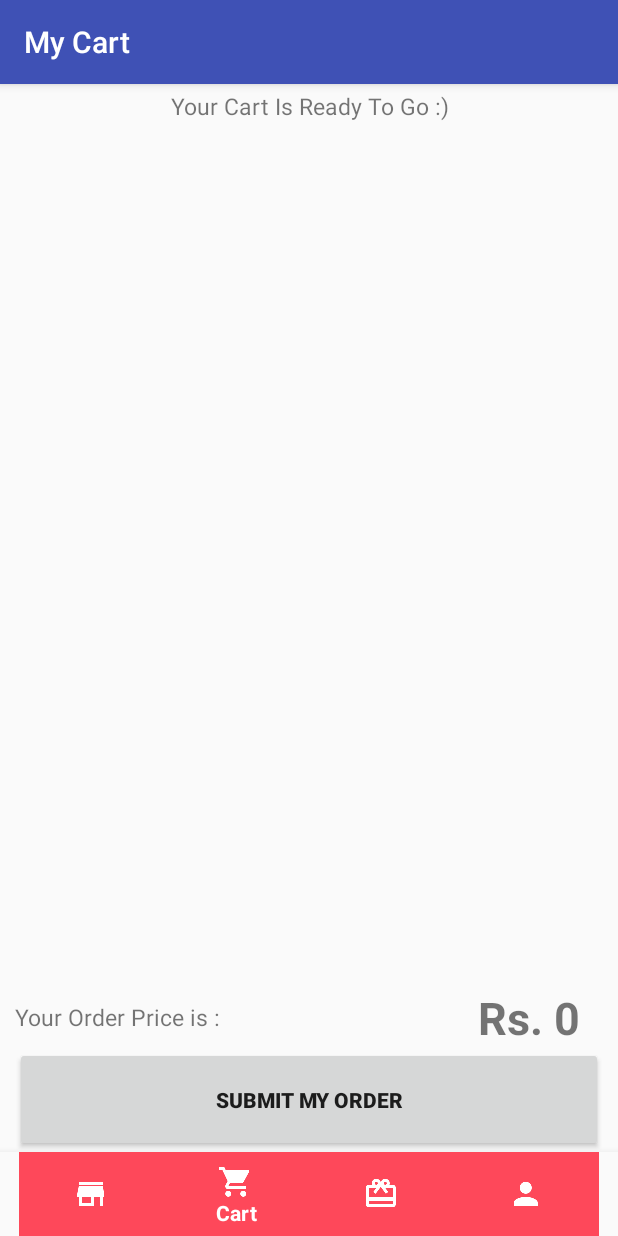
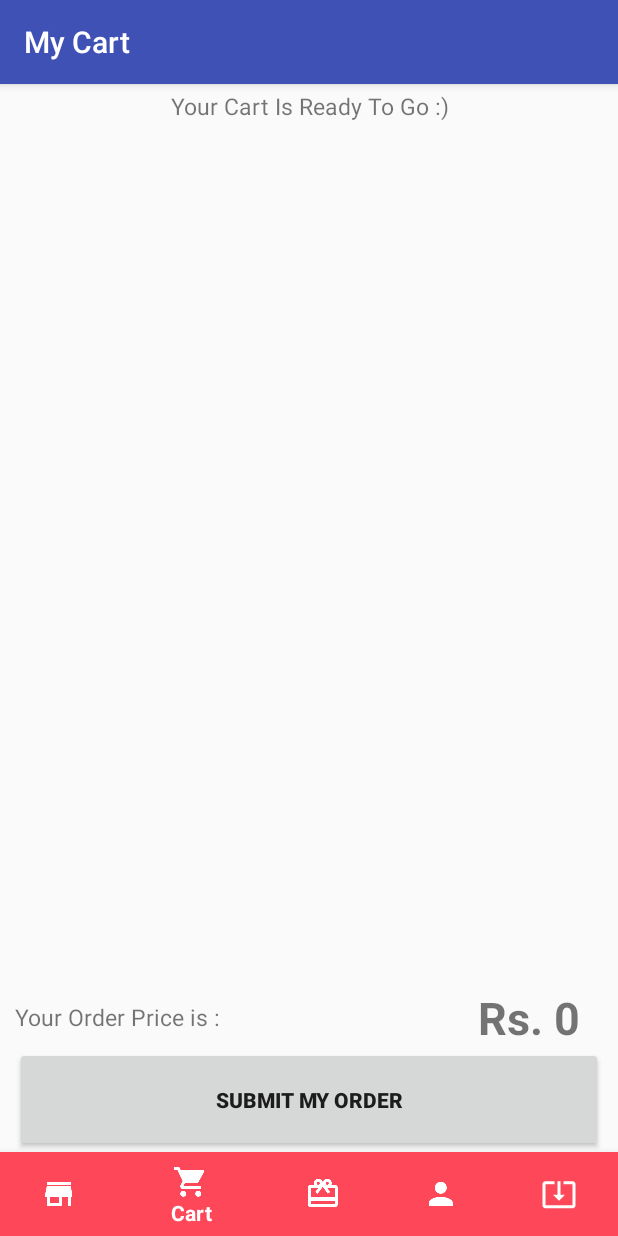
Before and after one commit to hkumarp31/MyCantNn_aPP, an Android app: the CartActivity screen opened directly, with no data from a screen before it, on a phone screen of 412 x 824 dp. Run offline under Robolectric (Android 15) with nearby library versions, the phone set to English and light mode, and no system bars; our stand-ins replace Firebase (no records; nobody signed in at launch, a user with empty details on screens opened directly).

Commit message:
Old : cart_recycler_layout.xml - layout's design old : navigation.xml - Customer Notification in Bottom Navigation Old : mipmap folder - Customer Notification icons

```diff
--- a/app/src/main/res/layout/cart_recycler_layout.xml
+++ b/app/src/main/res/layout/cart_recycler_layout.xml
@@ -1,9 +1,9 @@
 <?xml version="1.0" encoding="utf-8"?>
 <RelativeLayout xmlns:android="http://schemas.android.com/apk/res/android"
-    xmlns:app="http://schemas.android.com/apk/res-auto"
     xmlns:tools="http://schemas.android.com/tools"
     android:layout_width="match_parent"
     android:layout_height="match_parent"
+    xmlns:app="http://schemas.android.com/apk/res-auto"
     android:orientation="vertical">
 
 
@@ -11,18 +11,21 @@
         android:id="@+id/YourCartIsReadyToGoID"
         android:layout_width="match_parent"
         android:layout_height="30dp"
+        android:text="Your Cart Is Ready To Go :)"
+        android:textSize="15dp"
+        android:textAlignment="center"
         android:gravity="center_vertical"
-        android:text="Your Cart Is Ready To Go :)"
-        android:textAlignment="center"
-        android:textSize="15dp" />
-
+        />
     <android.support.v7.widget.RecyclerView
         android:id="@+id/CartRecyclerLayoutID"
         android:layout_width="match_parent"
         android:layout_height="wrap_content"
         android:layout_alignParentStart="true"
         android:layout_below="@+id/YourCartIsReadyToGoID"
+        android:layout_above="@id/LinearLayoutTotalPrice"
         android:layout_marginHorizontal="10dp"
+        android:layout_marginBottom="5dp"
+        android:layout_marginTop="5dp"
         tools:ignore="RtlCompat">
 
     </android.support.v7.widget.RecyclerView>
@@ -31,9 +34,9 @@
         android:id="@+id/LinearLayoutTotalPrice"
         android:layout_width="match_parent"
         android:layout_height="40dp"
+        android:orientation="horizontal"
         android:layout_above="@id/SubmitOrder"
-        android:layout_marginHorizontal="10dp"
-        android:orientation="horizontal">
+        android:layout_marginHorizontal="10dp">
 
         <TextView
             android:id="@+id/YourOrderPriceID"
@@ -41,9 +44,8 @@
             android:layout_height="match_parent"
             android:layout_weight="1"
             android:gravity="center_vertical"
-            android:text="Your Order Price is :"
-            android:textSize="15dp" />
-
+            android:textSize="15dp"
+            android:text="Your Order Price is :" />
         <TextView
             android:id="@+id/TotalOrderPriceID"
             android:layout_width="0dp"
@@ -56,18 +58,17 @@
             tools:ignore="RtlCompat" />
 
     </LinearLayout>
-
     <Button
         android:id="@+id/SubmitOrder"
         android:layout_width="match_parent"
         android:layout_height="70dp"
         android:layout_above="@+id/navigation"
-        android:layout_marginHorizontal="10dp"
         android:gravity="center"
         android:text="Submit My Order"
         android:textAlignment="center"
-        android:textStyle="bold" />
-
+        android:textStyle="bold"
+        android:layout_marginHorizontal="10dp"
+        />
     <android.support.design.widget.BottomNavigationView
         android:id="@+id/navigation"
         android:layout_width="match_parent"
--- a/app/src/main/res/menu/navigation.xml
+++ b/app/src/main/res/menu/navigation.xml
@@ -34,5 +34,12 @@
 
         android:title="@string/title_profile"
         app:showAsAction="always" />
+    <item
+        android:id="@+id/ClientNotificationBottomNavigation"
+        android:icon="@mipmap/ic_system_update_alt_white_24dp"
+        android:title="Notification"
+
+        android:enabled="true"
+        app:showAsAction="always"/>
 
 </menu>
```
Also changed, not shown: app/src/main/res/mipmap-hdpi/ic_system_update_alt_white_24dp.png (added), app/src/main/res/mipmap-mdpi/ic_system_update_alt_white_24dp.png (added), app/src/main/res/mipmap-xhdpi/ic_system_update_alt_white_24dp.png (added), app/src/main/res/mipmap-xxhdpi/ic_system_update_alt_white_24dp.png (added), app/src/main/res/mipmap-xxxhdpi/ic_system_update_alt_white_24dp.png (added).
